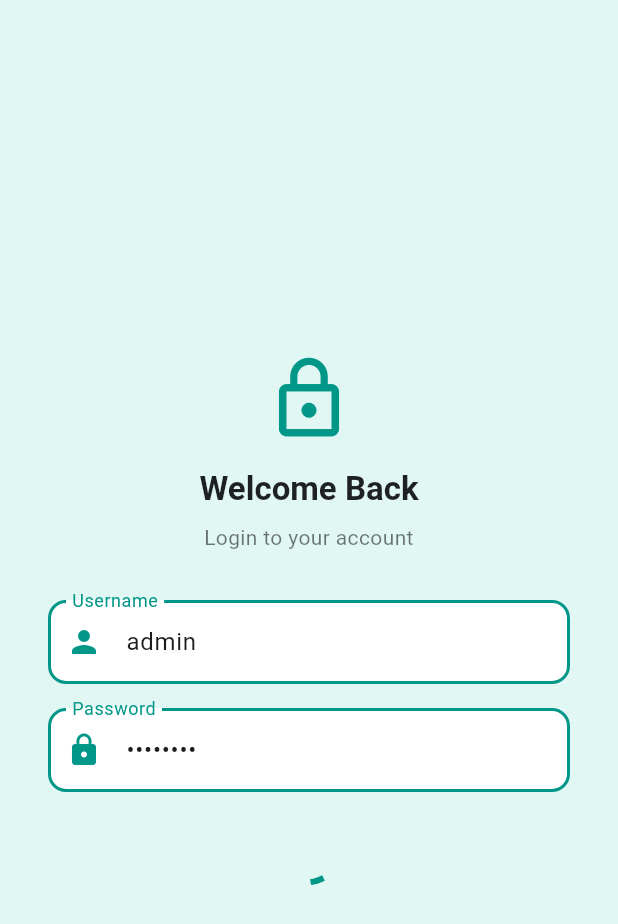
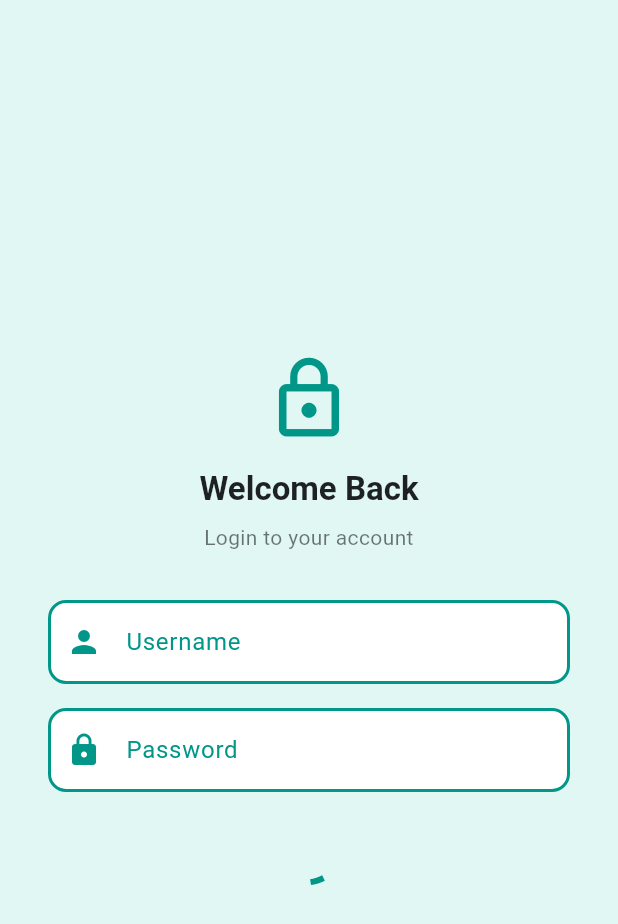
Before and after one commit to Riddhitiwari17/riddhi-task, a Flutter app: the screen it shows after launch, on a phone screen of 412 x 824 dp. Shown: the top 924 px of the screen. Run offline on Flutter 3.47's test engine with Material 3 defaults, Android fonts, the light colour scheme and no system bars; our stand-ins replace flutter_bloc, shared_preferences.

Commit message:
remove init shortcut

```diff
--- a/lib/screens/login_screen.dart
+++ b/lib/screens/login_screen.dart
@@ -24,8 +24,6 @@ class _LoginScreenState extends State<LoginScreen> {
   @override
   void initState() {
     super.initState();
-    _usernameController.text = "admin";
-    _passwordController.text = "admin123";
   }
 
   Future<void> _saveUsername(String username) async {
```
